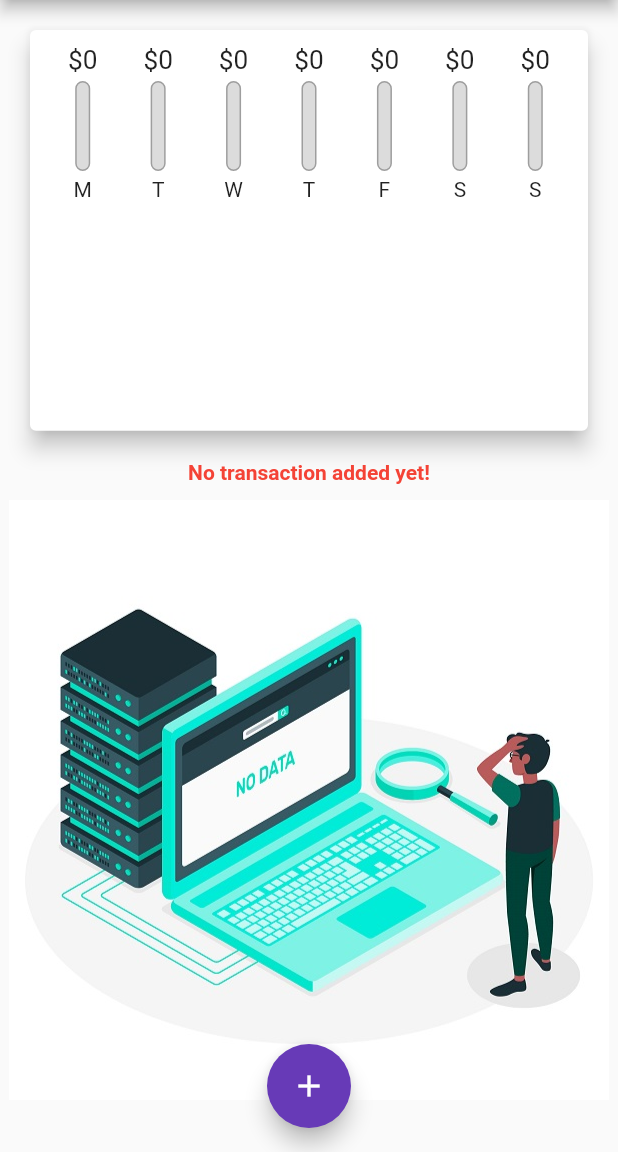
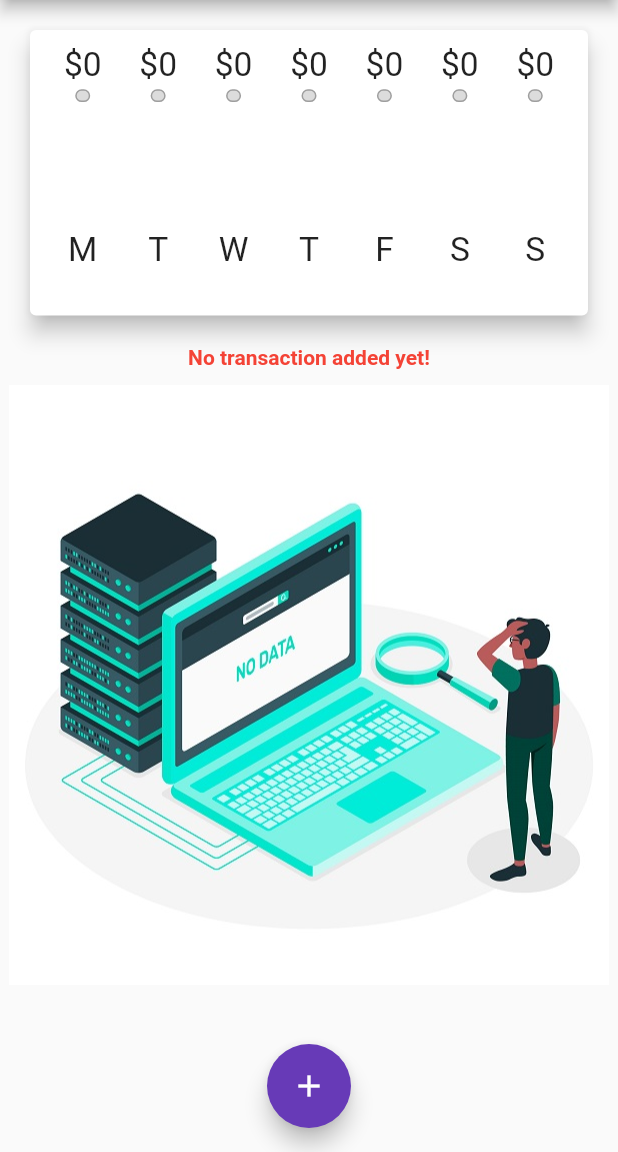
Before and after one commit to rohitranjan753/ExpenseManager, a Flutter app: the screen it shows after launch, on a phone screen of 412 x 824 dp, the part 84-1236 px from its top. Run offline on Flutter 3.47's test engine with Material 2 defaults, Android fonts, the phone set to English and light mode, and no system bars.

Commit message:
height implemented

```diff
--- a/lib/main.dart
+++ b/lib/main.dart
@@ -4,8 +4,11 @@ import 'package:expensemanager/widgets/new_transaction.dart';
 import 'package:expensemanager/widgets/transaction_list.dart';
 import 'package:flutter/cupertino.dart';
 import 'package:flutter/material.dart';
+import 'package:flutter/services.dart';
 
 void main() {
+  WidgetsFlutterBinding.ensureInitialized();
+  SystemChrome.setPreferredOrientations([DeviceOrientation.portraitUp,DeviceOrientation.portraitDown]);
   runApp(MyApp());
 }
 
@@ -100,12 +103,12 @@ class _MyHomePageState extends State<MyHomePage> {
             Container(
                 height: (MediaQuery.of(context).size.height -
                         appBar.preferredSize.height - MediaQuery.of(context).padding.top) *
-                    0.4,
+                    0.3,
                 child: Chart(_recentTransactions)),
             Container(
                 height: (MediaQuery.of(context).size.height -
                         appBar.preferredSize.height - MediaQuery.of(context).padding.top) *
-                    0.6,
+                    0.7,
                 child: TransactionList(_userTrasaction, _deleteTransaction)),
             // Container(
             //   width: double.infinity,
--- a/lib/widgets/chart_bar.dart
+++ b/lib/widgets/chart_bar.dart
@@ -9,14 +9,20 @@ class ChartBar extends StatelessWidget {
 
   @override
   Widget build(BuildContext context) {
+    return LayoutBuilder(
+      builder: (ctx, constraints) {
         return Column(
           children: [
-        Container(height: 20,child: FittedBox(fit: BoxFit.contain,child: Text('\$${spendingAmount.toStringAsFixed(0)}'))),
+            Container(
+                height: constraints.maxHeight * 0.15,
+                child: FittedBox(
+                    fit: BoxFit.contain,
+                    child: Text('\$${spendingAmount.toStringAsFixed(0)}'))),
             SizedBox(
               height: 4,
             ),
             Container(
-          height: 60,
+              height: constraints.maxHeight * 0.05,
               width: 10,
               child: Stack(
                 children: [
@@ -40,10 +46,15 @@ class ChartBar extends StatelessWidget {
               ),
             ),
             SizedBox(
-          height: 4,
+              height: constraints.maxHeight * 0.5,
             ),
-        Text(label),
+            Container(
+              height: constraints.maxHeight * 0.15,
+              child: FittedBox(child: Text(label)),
+            ),
           ],
+        );
+      },
     );
   }
 }
--- a/lib/widgets/transaction_list.dart
+++ b/lib/widgets/transaction_list.dart
@@ -101,7 +101,7 @@ class TransactionList extends StatelessWidget {
                 // );
               },
               itemCount: transaction.length,
-            ),
+
     );
   }
 }
```
Lines whose indentation alone changed are shown as unchanged.
